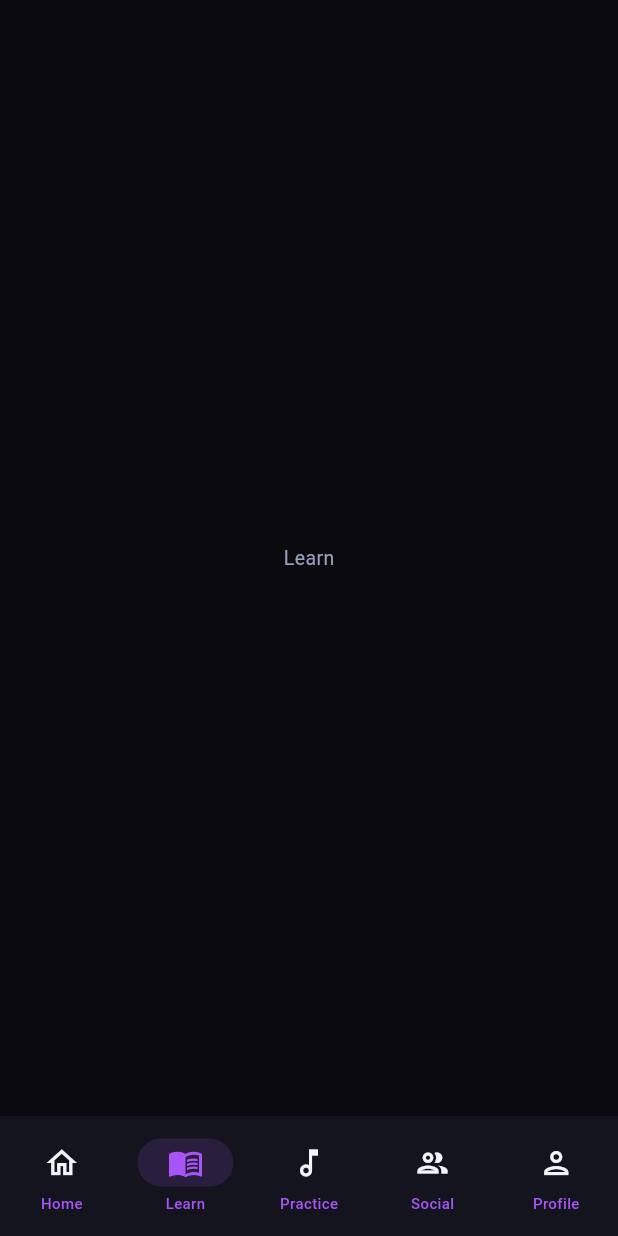
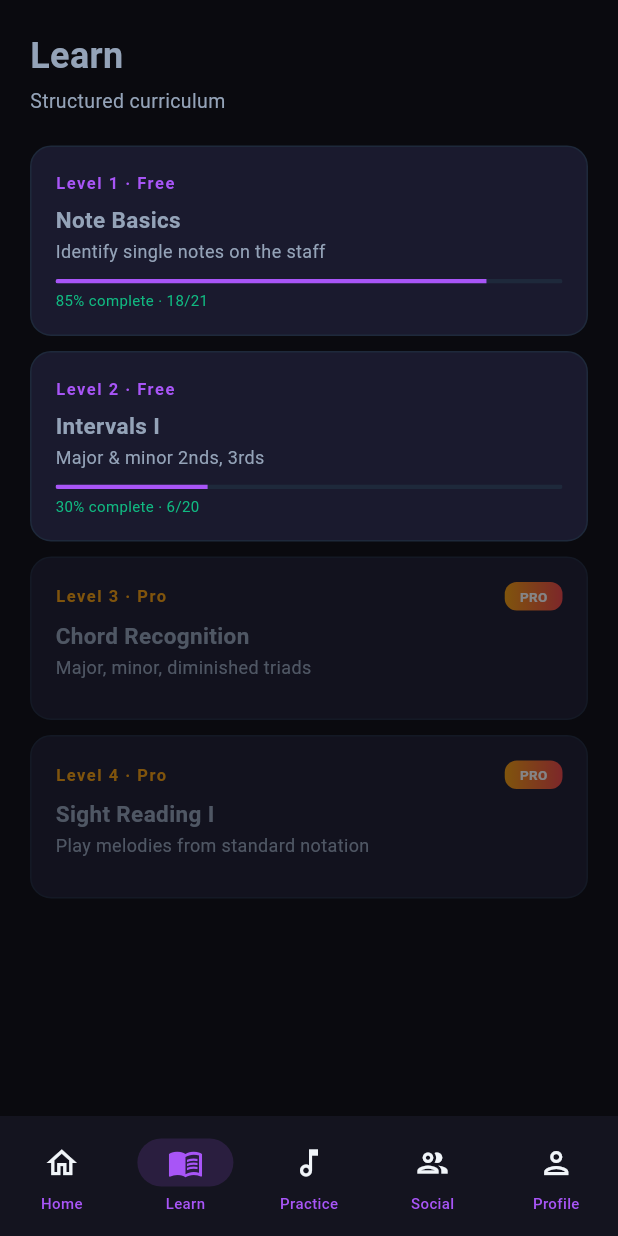
Before and after one commit to morekaccino/hear-me-out, a Flutter app: the screen it shows after launch, item 2 of the bottom bar chosen, on a phone screen of 412 x 824 dp. Run offline on Flutter 3.47's test engine with Material 3 defaults, Android fonts, the phone set to English and light mode, and no system bars; our stand-ins replace cloud_firestore, connectivity_plus, firebase_auth, firebase_core, flutter_riverpod, freezed_annotation and 4 more; accounts and stored records are empty.

Commit message:
feat: build Learn screen with course cards and Pro gating

```diff
--- a/flutter_app/lib/features/learn/learn_screen.dart
+++ b/flutter_app/lib/features/learn/learn_screen.dart
@@ -1,10 +1,27 @@
 import 'package:flutter/material.dart';
+import 'widgets/course_card.dart';
 
 class LearnScreen extends StatelessWidget {
   const LearnScreen({super.key});
 
   @override
   Widget build(BuildContext context) {
-    return const Scaffold(body: Center(child: Text('Learn')));
+    return Scaffold(
+      body: SafeArea(
+        child: SingleChildScrollView(
+          padding: const EdgeInsets.all(20),
+          child: Column(crossAxisAlignment: CrossAxisAlignment.start, children: [
+            const Text('Learn', style: TextStyle(fontSize: 24, fontWeight: FontWeight.w700)),
+            const SizedBox(height: 4),
+            const Text('Structured curriculum', style: TextStyle(fontSize: 13, color: Color(0xFF94A3B8))),
+            const SizedBox(height: 20),
+            CourseCard(title: 'Note Basics', description: 'Identify single notes on the staff', level: 1, progress: 0.85, isPro: false, isLocked: false, completedItems: 18, totalItems: 21, onTap: () {}),
+            CourseCard(title: 'Intervals I', description: 'Major & minor 2nds, 3rds', level: 2, progress: 0.30, isPro: false, isLocked: false, completedItems: 6, totalItems: 20, onTap: () {}),
+            CourseCard(title: 'Chord Recognition', description: 'Major, minor, diminished triads', level: 3, progress: 0.0, isPro: true, isLocked: true, onTap: () {}),
+            CourseCard(title: 'Sight Reading I', description: 'Play melodies from standard notation', level: 4, progress: 0.0, isPro: true, isLocked: true, onTap: () {}),
+          ]),
+        ),
+      ),
+    );
   }
 }
--- /dev/null
+++ b/flutter_app/lib/features/learn/widgets/course_card.dart
@@ -0,0 +1,74 @@
+import 'package:flutter/material.dart';
+
+class CourseCard extends StatelessWidget {
+  final String title;
+  final String description;
+  final int level;
+  final double progress;
+  final bool isPro;
+  final bool isLocked;
+  final int completedItems;
+  final int totalItems;
+  final VoidCallback? onTap;
+
+  const CourseCard({
+    super.key,
+    required this.title,
+    required this.description,
+    required this.level,
+    required this.progress,
+    required this.isPro,
+    required this.isLocked,
+    this.completedItems = 0,
+    this.totalItems = 0,
+    this.onTap,
+  });
+
+  @override
+  Widget build(BuildContext context) {
+    return Opacity(
+      opacity: isLocked ? 0.5 : 1.0,
+      child: GestureDetector(
+        onTap: onTap,
+        child: Container(
+          padding: const EdgeInsets.all(16),
+          margin: const EdgeInsets.only(bottom: 10),
+          decoration: BoxDecoration(
+            color: const Color(0xFF1A1A2E),
+            borderRadius: BorderRadius.circular(14),
+            border: Border.all(color: const Color(0xFF1E293B)),
+          ),
+          child: Column(
+            crossAxisAlignment: CrossAxisAlignment.start,
+            children: [
+              Row(children: [
+                Text('Level $level · ${isPro ? "Pro" : "Free"}', style: TextStyle(fontSize: 11, fontWeight: FontWeight.w600, color: isPro ? const Color(0xFFF59E0B) : const Color(0xFFA855F7), letterSpacing: 1)),
+                const Spacer(),
+                if (isLocked) Container(
+                  padding: const EdgeInsets.symmetric(horizontal: 10, vertical: 3),
+                  decoration: const BoxDecoration(gradient: LinearGradient(colors: [Color(0xFFF59E0B), Color(0xFFEF4444)]), borderRadius: BorderRadius.all(Radius.circular(8))),
+                  child: const Text('PRO', style: TextStyle(fontSize: 9, fontWeight: FontWeight.w700, color: Colors.white)),
+                ),
+              ]),
+              const SizedBox(height: 6),
+              Text(title, style: const TextStyle(fontSize: 15, fontWeight: FontWeight.w600)),
+              const SizedBox(height: 2),
+              Text(description, style: const TextStyle(fontSize: 12, color: Color(0xFF94A3B8))),
+              const SizedBox(height: 10),
+              if (progress > 0 || !isLocked)
+                ClipRRect(
+                  borderRadius: BorderRadius.circular(2),
+                  child: LinearProgressIndicator(value: progress, backgroundColor: const Color(0xFF1E293B), valueColor: AlwaysStoppedAnimation<Color>(isPro ? const Color(0xFFF59E0B) : const Color(0xFFA855F7)), minHeight: 3),
+                ),
+              if (progress > 0)
+                Padding(
+                  padding: const EdgeInsets.only(top: 4),
+                  child: Text('${(progress * 100).toInt()}% complete${!isLocked ? " · $completedItems/$totalItems" : ""}', style: const TextStyle(fontSize: 10, color: Color(0xFF10B981))),
+                ),
+            ],
+          ),
+        ),
+      ),
+    );
+  }
+}
```
